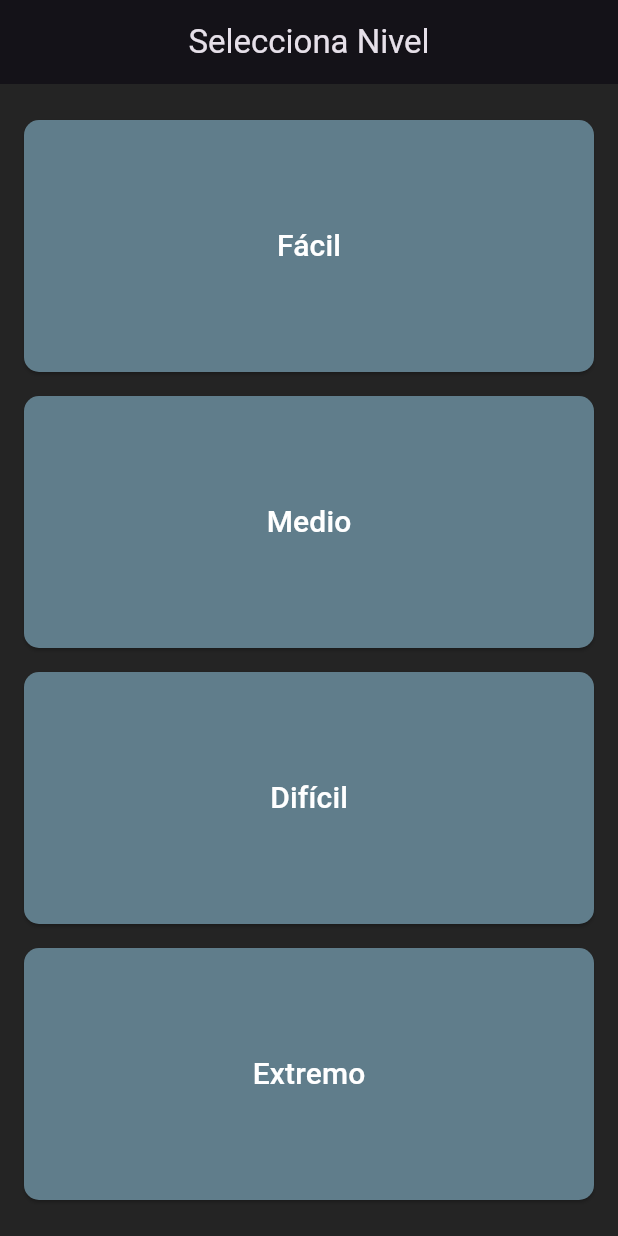
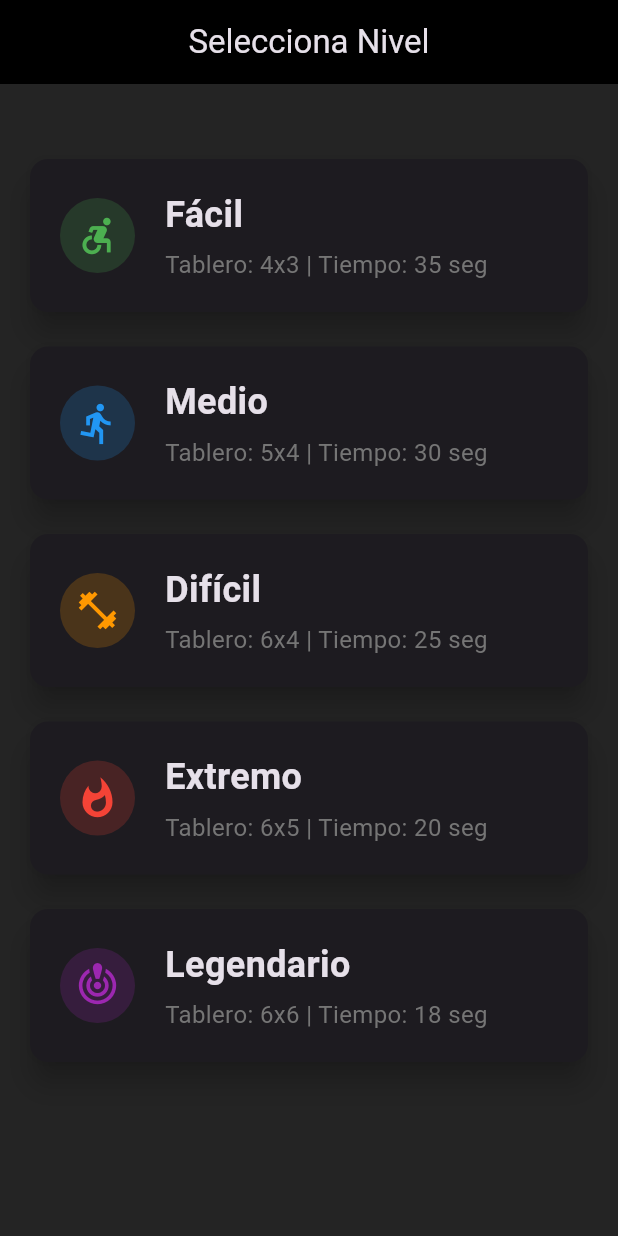
Before and after one commit to JJCD17/Color-Link, a Flutter app: the screen it shows after launch, on a phone screen of 412 x 824 dp. Run offline on Flutter 3.47's test engine with Material 3 defaults, Android fonts, the phone set to English and light mode, and no system bars.

Commit message:
se cambia el sistema de gestion de niveles con mejor logica y mas facil de añadir niveles futuros

```diff
--- a/lib/screens/menu.dart
+++ b/lib/screens/menu.dart
@@ -4,24 +4,66 @@ import '../widgets/game_board.dart';
 class MenuScreen extends StatelessWidget {
   const MenuScreen({super.key});
 
-  void navigateToGame(
-    BuildContext context,
-    String levelName,
-    int rows,
-    int cols,
-    int initialTime,
-    int level,
-  ) {
+  // Datos de los niveles
+  final List<Map<String, dynamic>> levels = const [
+    {
+      'name': 'Fácil',
+      'rows': 4,
+      'cols': 3,
+      'time': 35,
+      'level': 1,
+      'color': Colors.green,
+      'icon': Icons.accessible_forward,
+    },
+    {
+      'name': 'Medio',
+      'rows': 5,
+      'cols': 4,
+      'time': 30,
+      'level': 2,
+      'color': Colors.blue,
+      'icon': Icons.directions_run,
+    },
+    {
+      'name': 'Difícil',
+      'rows': 6,
+      'cols': 4,
+      'time': 25,
+      'level': 3,
+      'color': Colors.orange,
+      'icon': Icons.fitness_center,
+    },
+    {
+      'name': 'Extremo',
+      'rows': 6,
+      'cols': 5,
+      'time': 20,
+      'level': 4,
+      'color': Colors.red,
+      'icon': Icons.whatshot,
+    },
+    {
+      'name': 'Legendario',
+      'rows': 6,
+      'cols': 6,
+      'time': 18,
+      'level': 5,
+      'color': Colors.purple,
+      'icon': Icons.crisis_alert,
+    },
+  ];
+
+  void navigateToGame(BuildContext context, Map<String, dynamic> level) {
     Navigator.push(
       context,
       MaterialPageRoute(
         builder:
             (_) => GameBoard(
-              gridSizeRow: rows,
-              gridSizeCol: cols,
-              initialTime: initialTime,
-              level: level,
-              levelName: levelName,
+              gridSizeRow: level['rows'],
+              gridSizeCol: level['cols'],
+              initialTime: level['time'],
+              level: level['level'],
+              levelName: level['name'],
             ),
       ),
     );
@@ -30,48 +72,85 @@ class MenuScreen extends StatelessWidget {
   @override
   Widget build(BuildContext context) {
     return Scaffold(
-      appBar: AppBar(title: const Text('Selecciona Nivel'), centerTitle: true),
+      appBar: AppBar(
+        title: const Text('Selecciona Nivel'),
+        backgroundColor: Colors.black,
+        centerTitle: true,
+        elevation: 0,
+      ),
       body: Padding(
         padding: const EdgeInsets.all(16.0),
         child: Column(
-          mainAxisAlignment: MainAxisAlignment.center,
           children: [
-            levelButton(context, 'Fácil', 4, 3, 30, 1),
-            levelButton(context, 'Medio', 6, 3, 25, 2),
-            levelButton(context, 'Difícil', 6, 4, 20, 3),
-            levelButton(context, 'Extremo', 6, 4, 15, 4),
+            const SizedBox(height: 30),
+            Expanded(
+              child: ListView.separated(
+                itemCount: levels.length,
+                separatorBuilder: (_, __) => const SizedBox(height: 15),
+                itemBuilder: (context, index) {
+                  final level = levels[index];
+                  return _LevelCard(
+                    level: level,
+                    onPressed: () => navigateToGame(context, level),
+                  );
+                },
+              ),
+            ),
           ],
         ),
       ),
     );
   }
+}
 
-  Widget levelButton(
-    BuildContext context,
-    String text,
-    int rows,
-    int cols,
-    int time,
-    int level,
-  ) {
-    return Expanded(
-      child: Padding(
-        padding: const EdgeInsets.symmetric(vertical: 8.0),
-        child: SizedBox(
-          width: double.infinity,
-          child: ElevatedButton(
-            onPressed:
-                () => navigateToGame(context, text, rows, cols, time, level),
-            style: ElevatedButton.styleFrom(
-              backgroundColor: Colors.blueGrey,
-              shape: RoundedRectangleBorder(
-                borderRadius: BorderRadius.circular(10),
+class _LevelCard extends StatelessWidget {
+  final Map<String, dynamic> level;
+  final VoidCallback onPressed;
+
+  const _LevelCard({required this.level, required this.onPressed});
+
+  @override
+  Widget build(BuildContext context) {
+    return Card(
+      elevation: 8,
+      shape: RoundedRectangleBorder(borderRadius: BorderRadius.circular(12)),
+      child: InkWell(
+        borderRadius: BorderRadius.circular(12),
+        onTap: onPressed,
+        child: Padding(
+          padding: const EdgeInsets.all(20.0),
+          child: Row(
+            children: [
+              Container(
+                padding: const EdgeInsets.all(10),
+                decoration: BoxDecoration(
+                  color: level['color'].withOpacity(0.2),
+                  shape: BoxShape.circle,
+                ),
+                child: Icon(level['icon'], color: level['color'], size: 30),
               ),
-            ),
-            child: Text(
-              text,
-              style: const TextStyle(fontSize: 20, color: Colors.white),
-            ),
+              const SizedBox(width: 20),
+              Expanded(
+                child: Column(
+                  crossAxisAlignment: CrossAxisAlignment.start,
+                  children: [
+                    Text(
+                      level['name'],
+                      style: const TextStyle(
+                        fontSize: 24,
+                        fontWeight: FontWeight.bold,
+                      ),
+                    ),
+                    const SizedBox(height: 5),
+                    Text(
+                      'Tablero: ${level['rows']}x${level['cols']} | '
+                      'Tiempo: ${level['time']} seg',
+                      style: TextStyle(fontSize: 16, color: Colors.grey[600]),
+                    ),
+                  ],
+                ),
+              ),
+            ],
           ),
         ),
       ),
```
